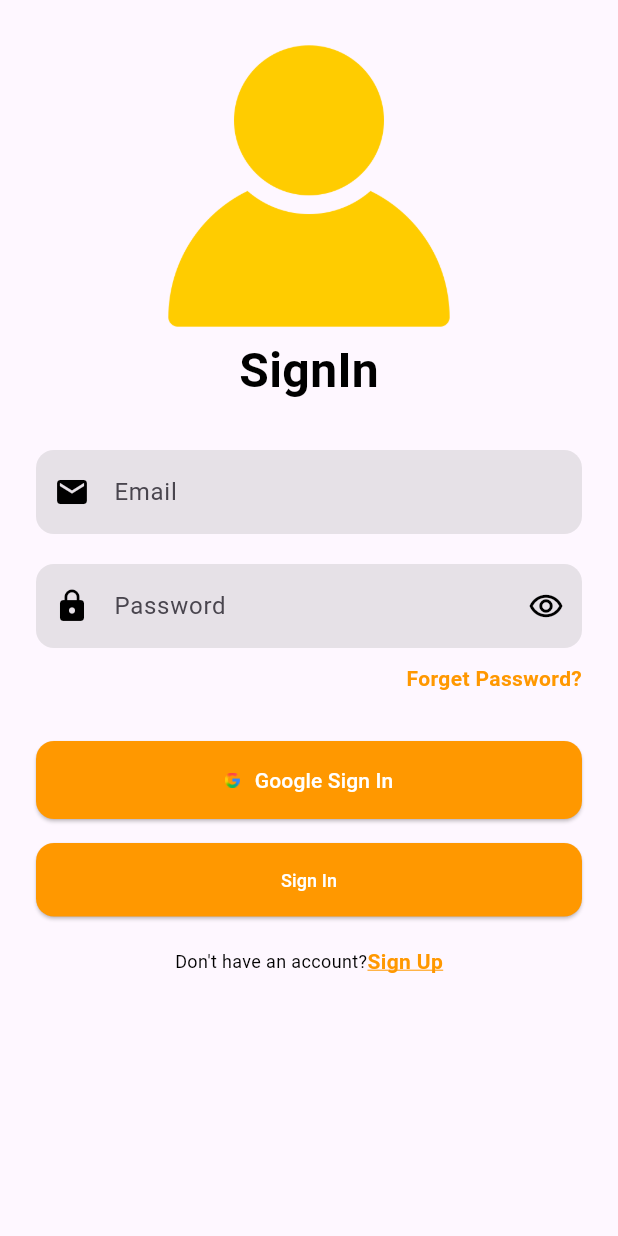
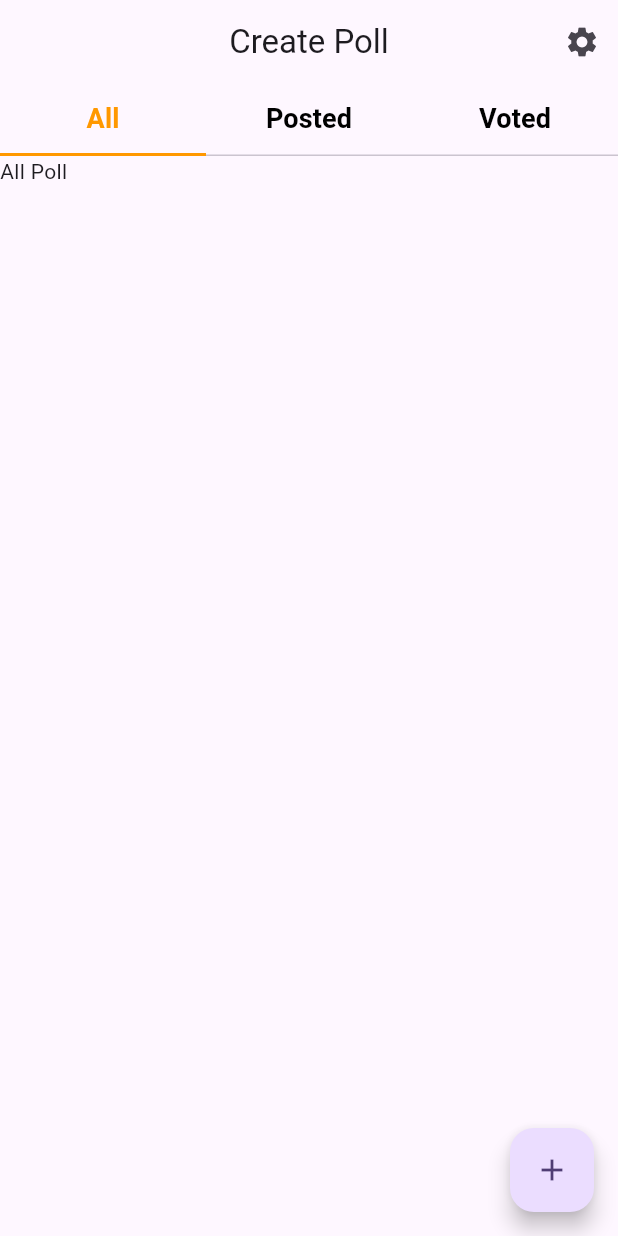
Before and after one commit to xBocos/flutter_course_app, a Flutter app: the screen it shows after launch, on a phone screen of 412 x 824 dp. Run offline on Flutter 3.47's test engine with Material 3 defaults, Android fonts, the phone set to English and light mode, and no system bars; our stand-ins replace firebase_auth, firebase_core, google_sign_in, page_transition; accounts and stored records are empty.

Commit message:
feat: implement Google Sign-In, password reset screen, and HomeScreen TabBar
- Configure Firebase Android SHA fingerprints and integrate Google Sign-In
- Build ForgetPasswordScreen with password recovery functionality
- Add page_transition navigation between authentication screens
- Update HomeScreen layout with TabBar structure

```diff
--- /dev/null
+++ b/lib/Services/Home Screen/home_show_poll_screen.dart
@@ -0,0 +1,47 @@
+import 'package:flutter/material.dart';
+
+class HomeShowPollScreen extends StatefulWidget {
+  const HomeShowPollScreen({super.key});
+
+  @override
+  State<HomeShowPollScreen> createState() => _HomeShowPollScreenState();
+}
+
+class _HomeShowPollScreenState extends State<HomeShowPollScreen> {
+  @override
+  Widget build(BuildContext context) {
+    return DefaultTabController(
+      length: 3,
+      child: Scaffold(
+        appBar: AppBar(
+          title: const Text("Create Poll"),
+          centerTitle: true,
+          actions: [IconButton(onPressed: () {}, icon: Icon(Icons.settings))],
+          bottom: const TabBar(
+            indicatorSize: TabBarIndicatorSize.tab,
+            indicatorColor: Colors.orange,
+            unselectedLabelColor: Colors.black,
+            labelStyle: TextStyle(
+                color: Colors.orange,
+                fontSize: 18,
+                fontWeight: FontWeight.w600),
+            tabs: [
+              Tab(text: "All"),
+              Tab(text: "Posted"),
+              Tab(text: "Voted"),
+            ],
+          ),
+        ),
+        body: TabBarView(children: [
+          Container(child: Text('All Poll')),
+          Container(child: Text('All Poll')),
+          Container(child: Text('All Poll')),
+        ]),
+        floatingActionButton: FloatingActionButton(
+          onPressed: () {},
+          child: const Icon(Icons.add),
+        ),
+      ),
+    );
+  }
+}
--- a/lib/main.dart
+++ b/lib/main.dart
@@ -1,5 +1,6 @@
 import 'package:flutter/material.dart';
 import 'package:firebase_core/firebase_core.dart';
+import 'package:flutter_course_app/Services/Home%20Screen/home_show_poll_screen.dart';
 import 'package:flutter_course_app/signin_screen.dart';
 import 'firebase_options.dart';
 
@@ -20,9 +21,9 @@ class MyApp extends StatelessWidget {
       title: 'Mi Aplicación',
       theme: ThemeData(
         colorScheme: ColorScheme.fromSeed(seedColor: Colors.deepPurple),
-        useMaterial3: true,
       ),
-      home: const SigninScreen(),
+      debugShowCheckedModeBanner: false,
+      home: HomeShowPollScreen(),
     );
   }
 }
--- a/pubspec.yaml
+++ b/pubspec.yaml
@@ -37,6 +37,8 @@ dependencies:
   # Use with the CupertinoIcons class for iOS style icons.
   cupertino_icons: ^1.0.8
   firebase_auth: ^6.4.0
+  google_sign_in: ^6.2.2
+  page_transition: ^2.2.2
 
 dev_dependencies:
   flutter_test:
```
Also changed, not shown: lib/Services/AuthServices/auth_services.dart (added, +90 -0 lines), lib/Services/AuthServices/forget_password_screen.dart (added, +97 -0 lines), lib/signin_screen.dart (+38 -4 lines), lib/signup_screen.dart (+21 -2 lines), assets/images/forget_password_icon.png (added), pubspec.lock, 3 other files.
